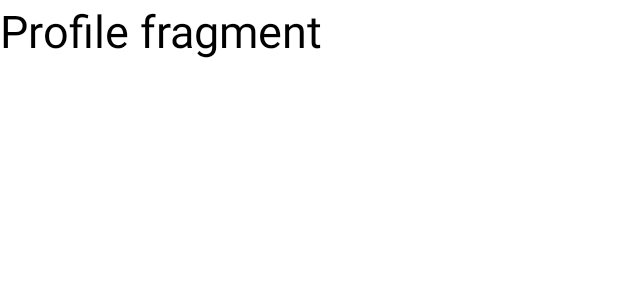
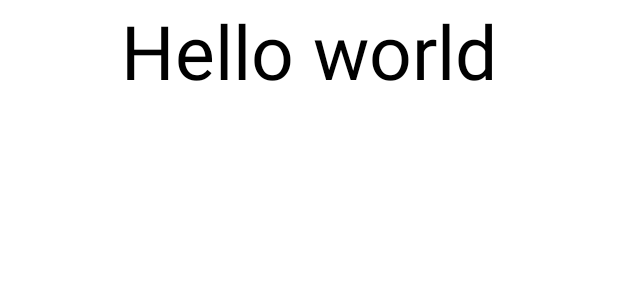
Before and after one commit to AdityaVSM/LandCuts, an Android app: the layout fragment_profile.xml on its own in the app's theme, with its tools: preview values and no code run, on a phone screen of 412 x 824 dp. Shown: the top 300 px of the screen. Run offline under Robolectric (Android 15) with nearby library versions, the phone set to English and light mode, and no system bars.

```diff
--- a/app/src/main/AndroidManifest.xml
+++ b/app/src/main/AndroidManifest.xml
@@ -1,6 +1,9 @@
 <?xml version="1.0" encoding="utf-8"?>
 <manifest xmlns:android="http://schemas.android.com/apk/res/android"
     package="com.example.landcuts">
+
+    <uses-permission android:name="android.permission.ACCESS_NETWORK_STATE" />
+    <uses-permission android:name="android.permission.INTERNET" />
 
     <application
         android:allowBackup="true"
--- a/app/src/main/res/layout/fragment_profile.xml
+++ b/app/src/main/res/layout/fragment_profile.xml
@@ -5,11 +5,22 @@
     android:layout_height="match_parent"
     tools:context=".Fragments.ProfileFragment">
 
-    <TextView
-        android:textColor="@color/black"
-        android:textSize="30sp"
+    <LinearLayout
         android:layout_width="match_parent"
         android:layout_height="match_parent"
-        android:text="Profile fragment" />
+        android:layout_gravity="center_horizontal"
+        android:orientation="vertical">
+
+        <TextView
+            android:id="@+id/user_name"
+            android:layout_width="match_parent"
+            android:layout_height="wrap_content"
+            android:gravity="center_horizontal"
+            android:text="Hello world"
+            android:textSize="50sp"
+            android:textColor="@color/black"/>
+
+
+    </LinearLayout>
 
 </FrameLayout>
--- a/app/src/main/res/layout/fragment_wallet.xml
+++ b/app/src/main/res/layout/fragment_settings.xml
@@ -3,13 +3,13 @@
     xmlns:tools="http://schemas.android.com/tools"
     android:layout_width="match_parent"
     android:layout_height="match_parent"
-    tools:context=".Fragments.WalletFragment">
+    tools:context=".Fragments.SettingsFragment">
 
     <TextView
         android:textColor="@color/black"
         android:textSize="30sp"
         android:layout_width="match_parent"
         android:layout_height="match_parent"
-        android:text="Wallet fragment" />
+        android:text="Settings fragment" />
 
 </FrameLayout>
```
Also changed, not shown: app/src/main/java/com/example/landcuts/Fragments/ProfileFragment.java (+50 -4 lines), app/src/main/java/com/example/landcuts/Fragments/SettingsFragment.java (renamed from app/src/main/java/com/example/landcuts/Fragments/WalletFragment.java, +5 -5 lines), app/src/main/java/com/example/landcuts/HomeActivity.java (+4 -4 lines), app/src/main/res/drawable/settings_icon.xml (added, +10 -0 lines), app/src/main/res/drawable/wallet_icon.xml (deleted, +0 -10 lines), app/src/main/res/menu/bottom_navigation_menu.xml (+6 -6 lines).
